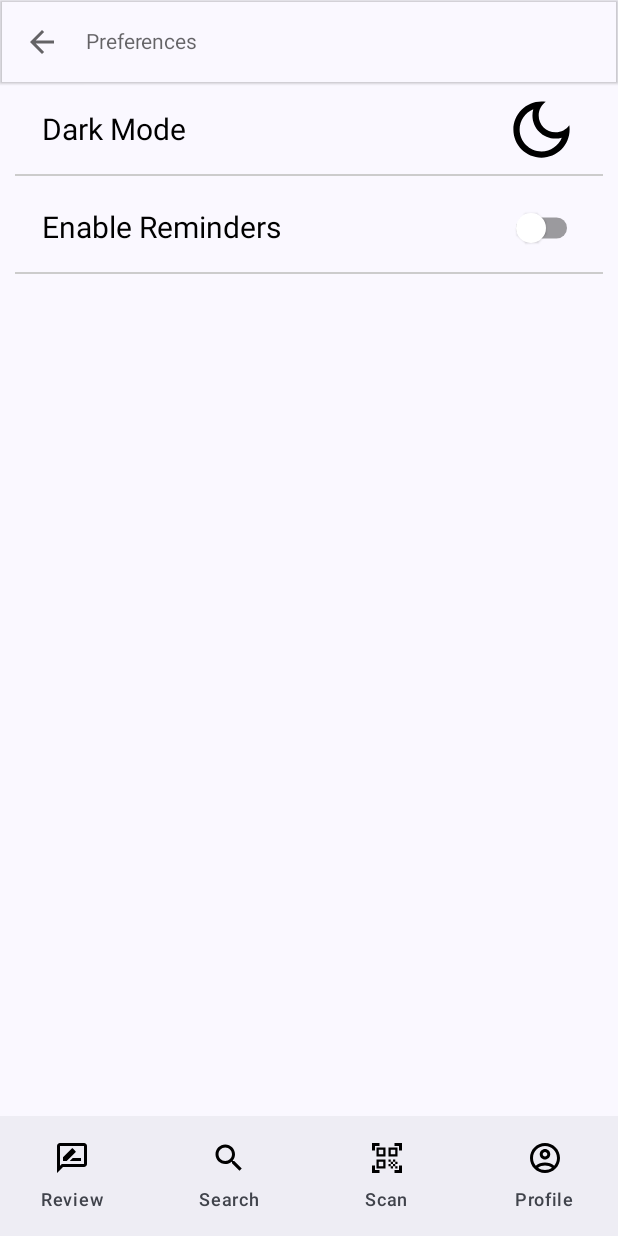
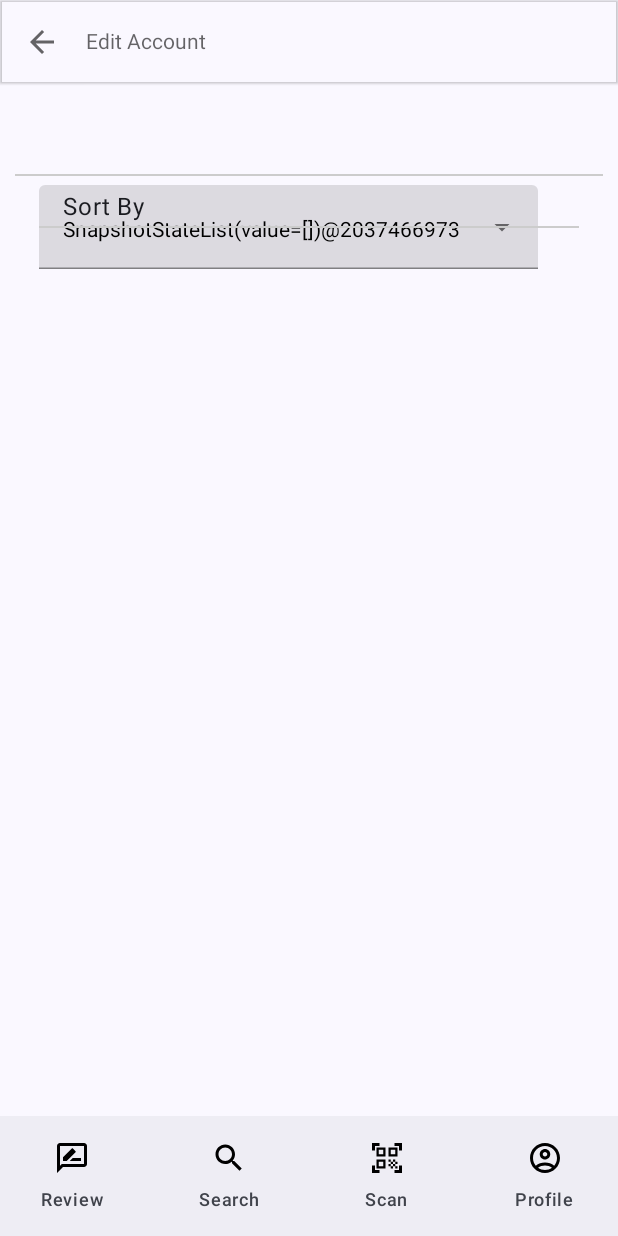
Before and after one commit to Geocasmith/BrewApp, an Android app built with Jetpack Compose: the edit screen opened through its navigation route, on a phone screen of 412 x 824 dp. Run offline under Robolectric (Android 15) with nearby library versions, the phone set to English and light mode, and no system bars; our stand-ins replace accompanist; libraries missing offline, so code that uses them is left out: com.google.accompanist.navigation.

Commit message:
Started Creating and Inital Edit Screen

```diff
--- a/app/app/src/main/java/com/example/seng440assignment2/navigation/Navigation.kt
+++ b/app/app/src/main/java/com/example/seng440assignment2/navigation/Navigation.kt
@@ -23,6 +23,7 @@ import com.example.seng440assignment2.MainViewModel
 import com.example.seng440assignment2.pages.PrefScreen
 import com.example.seng440assignment2.ProfileScreen
 import com.example.seng440assignment2.camera.ScanScreen
+import com.example.seng440assignment2.pages.EditScreen
 import com.example.seng440assignment2.pages.Reviews
 import com.google.accompanist.navigation.animation.AnimatedNavHost
 import com.google.accompanist.navigation.animation.composable
@@ -62,7 +63,7 @@ fun AnimatedNavBar(navController: NavHostController)
 // Animation Navigation https://google.github.io/accompanist/navigation-animation/
 @OptIn(ExperimentalAnimationApi::class)
 @Composable
-fun AnimatedNav(navController: NavHostController, mainViewModel: ViewModel, padding: PaddingValues) {
+fun AnimatedNav(navController: NavHostController, mainViewModel: MainViewModel, padding: PaddingValues) {
     AnimatedNavHost(
         navController = navController,
         startDestination = Screen.Review.route,
@@ -92,12 +93,12 @@ fun AnimatedNav(navController: NavHostController, mainViewModel: ViewModel, padd
             route = "pref",
             enterTransition = { EnterTransition.None },
             exitTransition = { ExitTransition.None }
-        ) { PrefScreen(mainViewModel as MainViewModel, onBackButtonPress = { navController.navigate(Screen.Profile.route) }) }
+        ) { PrefScreen(mainViewModel, onBackButtonPress = { navController.navigate(Screen.Profile.route) }) }
         composable(
             route = "edit",
             enterTransition = { EnterTransition.None },
             exitTransition = { ExitTransition.None }
-        ) { PrefScreen(mainViewModel as MainViewModel, onBackButtonPress = { navController.navigate(Screen.Profile.route) }) }
+        ) { EditScreen(mainViewModel, onBackButtonPress = { navController.navigate(Screen.Profile.route) }) }
     }
 
 }
--- /dev/null
+++ b/app/app/src/main/java/com/example/seng440assignment2/pages/EditUser.kt
@@ -0,0 +1,92 @@
+package com.example.seng440assignment2.pages
+
+import androidx.compose.foundation.layout.*
+import androidx.compose.foundation.lazy.LazyColumn
+import androidx.compose.material.*
+import androidx.compose.material.icons.Icons
+import androidx.compose.material.icons.outlined.ArrowBack
+import androidx.compose.material.icons.outlined.DarkMode
+import androidx.compose.material.icons.outlined.LightMode
+import androidx.compose.runtime.*
+import androidx.compose.ui.Alignment
+import androidx.compose.ui.Modifier
+import androidx.compose.ui.graphics.Color
+import androidx.compose.ui.res.stringResource
+import androidx.compose.ui.unit.dp
+import androidx.compose.ui.unit.sp
+import com.example.seng440assignment2.MainViewModel
+import com.example.seng440assignment2.R
+import com.example.seng440assignment2.model.BeerType
+import kotlinx.coroutines.launch
+
+@OptIn(ExperimentalMaterialApi::class)
+@Composable
+fun EditScreen(mainViewModel: MainViewModel, onBackButtonPress: () -> Unit) {
+
+    val beerTypes = BeerType.values()
+
+    var expanded by remember { mutableStateOf(false) }
+    var selectedBeerTypes = remember { mutableStateListOf<BeerType>() }
+
+    Column(Modifier.fillMaxWidth()) {
+        TopAppBar(backgroundColor = Color.Transparent, elevation = 1.dp)
+        {
+            IconButton(onClick = { onBackButtonPress() }) {
+                Icon(Icons.Outlined.ArrowBack, contentDescription = null)
+            }
+            Text(
+                modifier = Modifier.padding(horizontal = 5.dp),
+                text = stringResource(id = R.string.edit_title)
+            )
+        }
+
+        LazyColumn(Modifier.padding(horizontal = 10.dp), verticalArrangement = Arrangement.spacedBy(4.dp)) {
+            item {
+                Box(
+                    modifier = Modifier
+                        .fillMaxWidth()
+                        .padding(horizontal = 16.dp)
+                        .size(60.dp), contentAlignment = Alignment.CenterStart
+                )
+                {
+                    Row(verticalAlignment = Alignment.CenterVertically) {
+
+                    }
+                }
+                Divider(color = Color.LightGray)
+            }
+            item {
+                Box(
+                    modifier = Modifier
+                        .fillMaxWidth()
+                        .padding(horizontal = 16.dp)
+                        .size(60.dp), contentAlignment = Alignment.CenterStart
+                )
+                {
+                    Row(verticalAlignment = Alignment.CenterVertically) {
+                        ExposedDropdownMenuBox(
+                            expanded = expanded,
+                            onExpandedChange = {
+                                expanded = !expanded
+                            }
+                        ) {
+                            TextField(
+                                readOnly = true,
+                                value = selectedBeerTypes.toString(),
+                                onValueChange = { },
+                                label = { androidx.compose.material3.Text("Sort By") },
+                                trailingIcon = {
+                                    ExposedDropdownMenuDefaults.TrailingIcon(
+                                        expanded = expanded
+                                    )
+                                },
+                                colors = ExposedDropdownMenuDefaults.textFieldColors()
+                            )
+                        }
+                    }
+                    Divider(color = Color.LightGray)
+                }
+            }
+        }
+    }
+}
--- a/app/app/src/main/res/values/strings.xml
+++ b/app/app/src/main/res/values/strings.xml
@@ -6,6 +6,7 @@
     <string name="navbar_profile_label">Profile</string>
     <string name="no_review_text">No Reviews</string>
     <string name="profile_edit">Edit</string>
+    <string name="edit_title">Edit Account</string>
     <string name="profile_pref">Preferences</string>
     <string name="profile_logout">Logout</string>
     <string name="pref_darkmode">Dark Mode</string>
@@ -14,5 +15,5 @@
     <string name="pref_notification_time_btn">Set</string>
     <string name="pref_notification_time_curr">Current</string>
     <string name="reminder_notification_title">Review Some Beer</string>
-    <string name="reminder_notification_text">Have you reviewed a craft beer today</string>
+    <string name="reminder_notification_text">Have you reviewed a craft beer today?</string>
 </resources>
```
